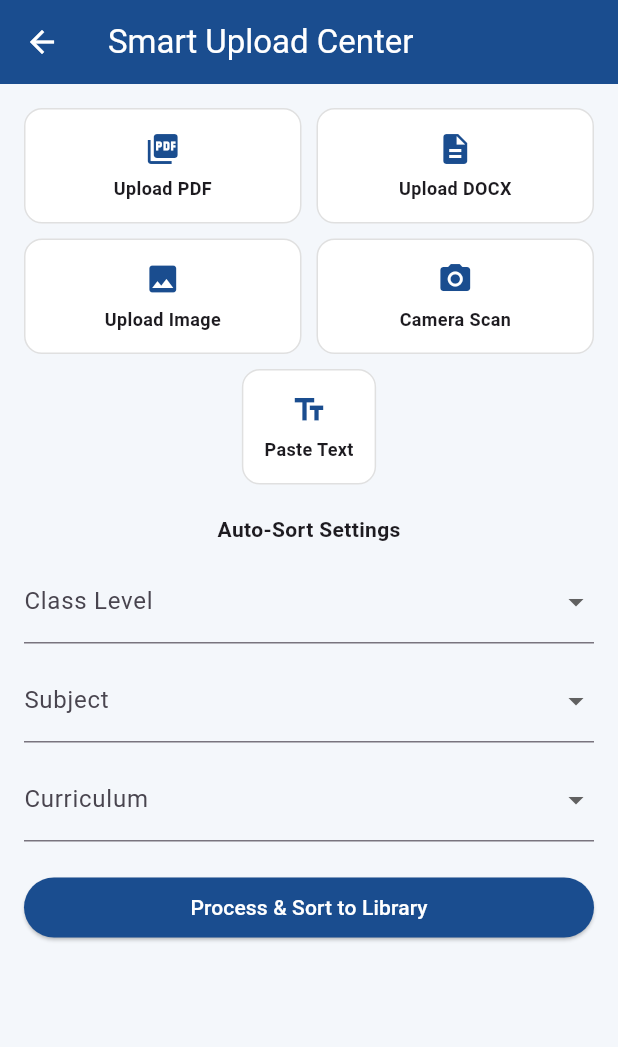
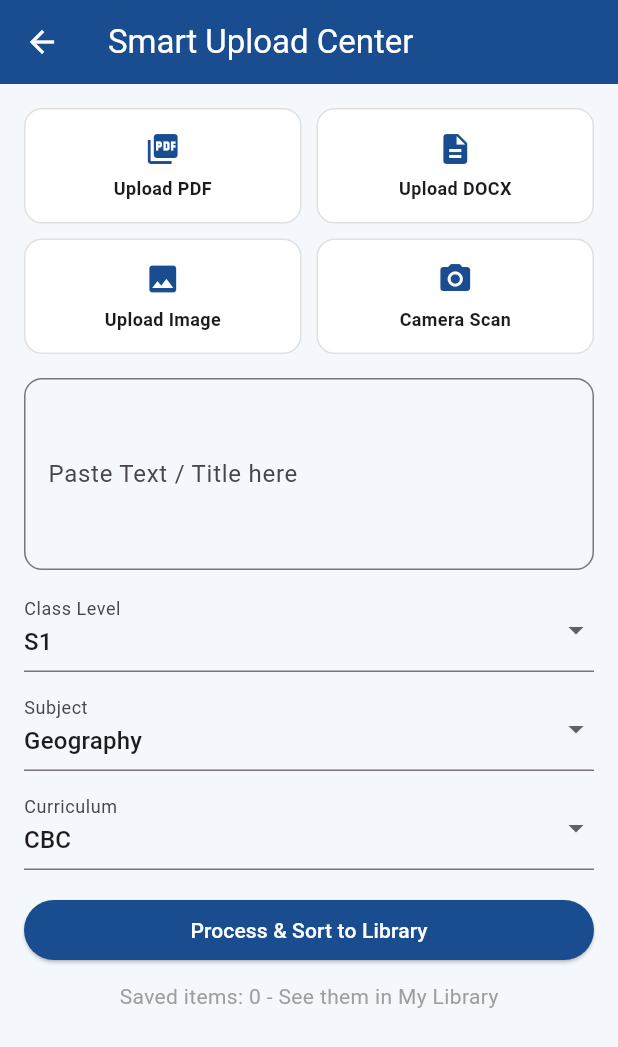
Before and after one commit to mugulithomas93-oss/mtrdf-2026-ai, a Flutter app: the UploadScreen screen opened directly, on a phone screen of 412 x 824 dp. Shown: the top 1047 px of the screen. Run offline on Flutter 3.47's test engine with Material 3 defaults, Android fonts, the phone set to English and light mode, and no system bars.

Commit message:
Update main.dart

```diff
--- a/lib/main.dart
+++ b/lib/main.dart
@@ -15,23 +15,21 @@ class MTRDFAIApp extends StatelessWidget {
   }
 }
 
-// ================= SPLASH =================
+// Global Library - so Upload and Library share same items
+List<String> myLibrary = [];
+
 class SplashScreen extends StatelessWidget {
   const SplashScreen({super.key});
   @override
   Widget build(BuildContext context) {
     return Scaffold(
       backgroundColor: Colors.white,
-      body: SafeArea(
-        child: Padding(
-          padding: const EdgeInsets.all(20),
+      body: SafeArea(child: Padding(padding: const EdgeInsets.all(20),
         child: Column(children: [
           const SizedBox(height: 20),
-            Container(width: 90, height: 90,
-              decoration: BoxDecoration(color: const Color(0xFF1A4D8F), borderRadius: BorderRadius.circular(45), border: Border.all(color: const Color(0xFFFFC107), width: 3)),
-              child: const Center(child: Text('@\nmugThomas', textAlign: TextAlign.center, style: TextStyle(color: Colors.white, fontWeight: FontWeight.bold, fontSize: 16)))),
+          Container(width: 90, height: 90, decoration: BoxDecoration(color: const Color(0xFF1A4D8F), borderRadius: BorderRadius.circular(45), border: Border.all(color: const Color(0xFFFFC107), width: 3)),
+            child: const Center(child: Text('@\nmugThomas', textAlign: TextAlign.center, style: TextStyle(color: Colors.white, fontWeight: FontWeight.bold)))),
           const SizedBox(height: 12),
-            const Text('Research and Development Foundation', textAlign: TextAlign.center, style: TextStyle(fontSize: 13, color: Colors.grey, fontWeight: FontWeight.bold)),
           const Text('MTRDF - 2026 AI', style: TextStyle(fontSize: 28, fontWeight: FontWeight.w900, color: Color(0xFF1A4D8F))),
           const Text('EDUCATIONAL APP', style: TextStyle(letterSpacing: 2, fontWeight: FontWeight.bold, color: Color(0xFFFFC107))),
           const SizedBox(height: 8),
@@ -48,85 +46,94 @@ class SplashScreen extends StatelessWidget {
               const SizedBox(height: 12),
               SizedBox(width: double.infinity, child: ElevatedButton(style: ElevatedButton.styleFrom(backgroundColor: const Color(0xFF1A4D8F), padding: const EdgeInsets.symmetric(vertical: 14)),
                 onPressed: () => Navigator.push(context, MaterialPageRoute(builder: (_) => const HomeScreen())), child: const Text('LOGIN', style: TextStyle(color: Colors.white, fontWeight: FontWeight.bold)))),
-                const SizedBox(height: 8),
-                OutlinedButton(onPressed: () => Navigator.push(context, MaterialPageRoute(builder: (_) => const HomeScreen())), child: const Text('Continue with Email')),
             ])),
-            const SizedBox(height: 10),
-            const Text('Material Design 3 Interface • Uganda', style: TextStyle(fontSize: 11, color: Colors.grey)),
-          ]),
-        ),
-      ),
+        ]))),
     );
   }
 }
 
-// ================= HOME =================
 class HomeScreen extends StatelessWidget {
   const HomeScreen({super.key});
   Widget menuCard(BuildContext context, String title, String sub, Color color, IconData icon, Widget page) {
-    return GestureDetector(
-      onTap: () => Navigator.push(context, MaterialPageRoute(builder: (_) => page)),
+    return GestureDetector(onTap: () => Navigator.push(context, MaterialPageRoute(builder: (_) => page)),
       child: Container(padding: const EdgeInsets.all(14), decoration: BoxDecoration(color: Colors.white, borderRadius: BorderRadius.circular(16), boxShadow: [BoxShadow(color: Colors.black.withOpacity(0.05), blurRadius: 8)]),
         child: Column(crossAxisAlignment: CrossAxisAlignment.start, children: [
           CircleAvatar(backgroundColor: color, child: Icon(icon, color: Colors.white)),
-          const SizedBox(height: 10),
-          Text(title, style: const TextStyle(fontWeight: FontWeight.bold)),
-          Text(sub, style: const TextStyle(fontSize: 12, color: Colors.grey)),
-        ])),
-    );
+          const SizedBox(height: 10), Text(title, style: const TextStyle(fontWeight: FontWeight.bold)), Text(sub, style: const TextStyle(fontSize: 12, color: Colors.grey)),
+        ])));
   }
   @override
   Widget build(BuildContext context) {
-    return Scaffold(
-      appBar: AppBar(title: const Text('Jambo, Teacher 👋'), backgroundColor: const Color(0xFF1A4D8F), foregroundColor: Colors.white),
+    return Scaffold(appBar: AppBar(title: const Text('Jambo, Teacher 👋'), backgroundColor: const Color(0xFF1A4D8F), foregroundColor: Colors.white),
       body: Padding(padding: const EdgeInsets.all(16),
         child: GridView.count(crossAxisCount: 2, crossAxisSpacing: 12, mainAxisSpacing: 12, children: [
           menuCard(context, 'Smart Upload', 'PDF / DOCX / Image', Colors.blue, Icons.upload_file, const UploadScreen()),
-          menuCard(context, 'My Organized Library', 'S1 - S6 Sorted', Colors.green, Icons.folder, const UploadScreen()),
-          menuCard(context, 'My Saved Resources', 'Lesson Plans', Colors.orange, Icons.bookmark, const UploadScreen()),
+          menuCard(context, 'My Organized Library', 'S1 - S6 Sorted', Colors.green, Icons.folder, const LibraryScreen()),
+          menuCard(context, 'My Saved Resources', 'Lesson Plans', Colors.orange, Icons.bookmark, const LibraryScreen()),
           menuCard(context, 'AI Studio', 'Summarize • Tests', const Color(0xFF7B1FA2), Icons.auto_awesome, const AIStudioScreen()),
           menuCard(context, 'AI Research', 'UNEB • CBC', Colors.red, Icons.search, const AIStudioScreen()),
           menuCard(context, 'Mwalimu Guide', 'Teacher Help', Colors.teal, Icons.school, const AIStudioScreen()),
           menuCard(context, 'Performance Tracker', 'Marks • Progress', Colors.indigo, Icons.bar_chart, const AIStudioScreen()),
-        ])),
-    );
+        ])));
   }
 }
 
-// ================= UPLOAD =================
-class UploadScreen extends StatelessWidget {
+// ================= UPLOAD - NOW WORKING =================
+class UploadScreen extends StatefulWidget {
   const UploadScreen({super.key});
+  @override
+  State<UploadScreen> createState() => _UploadScreenState();
+}
+class _UploadScreenState extends State<UploadScreen> {
+  String level = 'S1'; String subject = 'Geography'; String curriculum = 'CBC';
+  final textController = TextEditingController();
+  void save(String type) {
+    if (textController.text.trim().isEmpty) {
+      ScaffoldMessenger.of(context).showSnackBar(const SnackBar(content: Text('First paste text / title below')));
+      return;
+    }
+    myLibrary.add('$subject • $level • $curriculum • $type: ${textController.text}');
+    ScaffoldMessenger.of(context).showSnackBar(const SnackBar(content: Text('✅ Saved to Library!')));
+    setState(() { textController.clear(); });
+  }
   @override
   Widget build(BuildContext context) {
     return Scaffold(appBar: AppBar(title: const Text('Smart Upload Center'), backgroundColor: const Color(0xFF1A4D8F), foregroundColor: Colors.white),
-      body: Padding(padding: const EdgeInsets.all(16),
+      body: SingleChildScrollView(padding: const EdgeInsets.all(16),
         child: Column(children: [
-          Row(children: [Expanded(child: _btn(Icons.picture_as_pdf, 'Upload PDF')), const SizedBox(width: 10), Expanded(child: _btn(Icons.description, 'Upload DOCX'))]),
+          Row(children: [Expanded(child: _typeBtn(Icons.picture_as_pdf, 'Upload PDF', 'PDF')), const SizedBox(width: 10), Expanded(child: _typeBtn(Icons.description, 'Upload DOCX', 'DOCX'))]),
           const SizedBox(height: 10),
-          Row(children: [Expanded(child: _btn(Icons.image, 'Upload Image')), const SizedBox(width: 10), Expanded(child: _btn(Icons.camera_alt, 'Camera Scan'))]),
+          Row(children: [Expanded(child: _typeBtn(Icons.image, 'Upload Image', 'Image')), const SizedBox(width: 10), Expanded(child: _typeBtn(Icons.camera_alt, 'Camera Scan', 'Scan'))]),
+          const SizedBox(height: 16),
+          TextField(controller: textController, maxLines: 4, decoration: InputDecoration(labelText: 'Paste Text / Title here', hintText: 'e.g. Ways of studying geography', border: OutlineInputBorder(borderRadius: BorderRadius.circular(12)))),
+          const SizedBox(height: 12),
+          DropdownButtonFormField<String>(value: level, decoration: const InputDecoration(labelText: 'Class Level'), items: ['S1','S2','S3','S4','S5','S6'].map((e) => DropdownMenuItem(value: e, child: Text(e))).toList(), onChanged: (v) => setState(() => level = v!)),
           const SizedBox(height: 10),
-          _btn(Icons.text_fields, 'Paste Text'),
-          const SizedBox(height: 20),
-          const Text('Auto-Sort Settings', style: TextStyle(fontWeight: FontWeight.bold)),
+          DropdownButtonFormField<String>(value: subject, decoration: const InputDecoration(labelText: 'Subject'), items: ['Geography','History'].map((e) => DropdownMenuItem(value: e, child: Text(e))).toList(), onChanged: (v) => setState(() => subject = v!)),
           const SizedBox(height: 10),
-          DropdownButtonFormField<String>(decoration: const InputDecoration(labelText: 'Class Level'), items: ['S1','S2','S3','S4','S5','S6'].map((e) => DropdownMenuItem(value: e, child: Text(e))).toList(), onChanged: (_) {}),
+          DropdownButtonFormField<String>(value: curriculum, decoration: const InputDecoration(labelText: 'Curriculum'), items: ['CBC','Old Curriculum'].map((e) => DropdownMenuItem(value: e, child: Text(e))).toList(), onChanged: (v) => setState(() => curriculum = v!)),
+          const SizedBox(height: 16),
+          SizedBox(width: double.infinity, child: ElevatedButton(style: ElevatedButton.styleFrom(backgroundColor: const Color(0xFF1A4D8F)), onPressed: () => save('Paste Text'), child: const Text('Process & Sort to Library', style: TextStyle(color: Colors.white)))),
           const SizedBox(height: 10),
-          DropdownButtonFormField<String>(decoration: const InputDecoration(labelText: 'Subject'), items: ['Geography','History'].map((e) => DropdownMenuItem(value: e, child: Text(e))).toList(), onChanged: (_) {}),
-          const SizedBox(height: 10),
-          DropdownButtonFormField<String>(decoration: const InputDecoration(labelText: 'Curriculum'), items: ['CBC','Old Curriculum'].map((e) => DropdownMenuItem(value: e, child: Text(e))).toList(), onChanged: (_) {}),
-          const SizedBox(height: 20),
-          SizedBox(width: double.infinity, child: ElevatedButton(style: ElevatedButton.styleFrom(backgroundColor: const Color(0xFF1A4D8F)), onPressed: () {
-            ScaffoldMessenger.of(context).showSnackBar(const SnackBar(content: Text('Saved to Library! Coming in next update - file picker')));
-          }, child: const Text('Process & Sort to Library', style: TextStyle(color: Colors.white)))),
-        ])),
-    );
+          Text('Saved items: ${myLibrary.length} - See them in My Library', style: const TextStyle(color: Colors.grey)),
+        ])));
   }
-  Widget _btn(IconData icon, String label) {
-    return Container(padding: const EdgeInsets.all(14), decoration: BoxDecoration(color: Colors.white, borderRadius: BorderRadius.circular(12), border: Border.all(color: Colors.grey.shade300)), child: Column(children: [Icon(icon, color: const Color(0xFF1A4D8F)), const SizedBox(height: 6), Text(label, style: const TextStyle(fontSize: 12, fontWeight: FontWeight.bold))]));
+  Widget _typeBtn(IconData icon, String label, String type) {
+    return GestureDetector(onTap: () => save(type), child: Container(padding: const EdgeInsets.all(14), decoration: BoxDecoration(color: Colors.white, borderRadius: BorderRadius.circular(12), border: Border.all(color: Colors.grey.shade300)), child: Column(children: [Icon(icon, color: const Color(0xFF1A4D8F)), const SizedBox(height: 6), Text(label, style: const TextStyle(fontSize: 12, fontWeight: FontWeight.bold))])));
   }
 }
 
-// ================= AI STUDIO - NOW WORKING =================
+class LibraryScreen extends StatelessWidget {
+  const LibraryScreen({super.key});
+  @override
+  Widget build(BuildContext context) {
+    return Scaffold(appBar: AppBar(title: const Text('My Organized Library'), backgroundColor: const Color(0xFF1A4D8F), foregroundColor: Colors.white),
+      body: myLibrary.isEmpty ? const Center(child: Text('No items yet.\nGo to Smart Upload and save one.', textAlign: TextAlign.center)) :
+      ListView.builder(itemCount: myLibrary.length, itemBuilder: (_, i) => Card(child: ListTile(leading: const Icon(Icons.folder, color: Color(0xFF1A4D8F)), title: Text(myLibrary[i])))));
+  }
+}
+
+// ================= AI STUDIO =================
 class AIStudioScreen extends StatelessWidget {
   const AIStudioScreen({super.key});
   @override
@@ -138,24 +145,17 @@ class AIStudioScreen extends StatelessWidget {
       ['Solve UNEB Questions', Icons.quiz, Colors.red],
       ['Create Tests', Icons.edit_note, Colors.purple],
     ];
-    return Scaffold(
-      appBar: AppBar(title: const Text('AI Research Studio'), backgroundColor: const Color(0xFF1A4D8F), foregroundColor: Colors.white),
+    return Scaffold(appBar: AppBar(title: const Text('AI Research Studio'), backgroundColor: const Color(0xFF1A4D8F), foregroundColor: Colors.white),
       body: Padding(padding: const EdgeInsets.all(16),
         child: Column(children: [
           TextField(decoration: InputDecoration(hintText: 'Start New AI Task...', prefixIcon: const Icon(Icons.search), border: OutlineInputBorder(borderRadius: BorderRadius.circular(30)))),
           const SizedBox(height: 16),
-          ...tasks.map((t) => Card(child: ListTile(
-            leading: CircleAvatar(backgroundColor: t[2] as Color, child: Icon(t[1] as IconData, color: Colors.white)),
-            title: Text(t[0] as String),
-            trailing: const Icon(Icons.arrow_forward_ios, size: 16),
-            onTap: () => Navigator.push(context, MaterialPageRoute(builder: (_) => AITaskScreen(title: t[0] as String, color: t[2] as Color))),
-          ))).toList(),
-        ])),
-    );
+          ...tasks.map((t) => Card(child: ListTile(leading: CircleAvatar(backgroundColor: t[2] as Color, child: Icon(t[1] as IconData, color: Colors.white)), title: Text(t[0] as String), trailing: const Icon(Icons.arrow_forward_ios, size: 16),
+            onTap: () => Navigator.push(context, MaterialPageRoute(builder: (_) => AITaskScreen(title: t[0] as String, color: t[2] as Color)))))).toList(),
+        ])));
   }
 }
 
-// ================= AI TASK DETAIL =================
 class AITaskScreen extends StatefulWidget {
   final String title; final Color color;
   const AITaskScreen({super.key, required this.title, required this.color});
@@ -165,44 +165,43 @@ class AITaskScreen extends StatefulWidget {
 
 class _AITaskScreenState extends State<AITaskScreen> {
   final inputController = TextEditingController();
-  String output = '';
-  bool loading = false;
+  String output = ''; bool loading = false;
 
   String generate(String title, String input) {
-    if (input.trim().isEmpty) return 'Please paste or type your topic / question first.';
+    final low = input.toLowerCase();
+    if (input.trim().isEmpty) return 'Please paste or type your topic first.';
+    // SPECIAL CASE - Ways of studying Geography
+    if (low.contains('ways') && low.contains('geography')) {
+      if (title.contains('Create Tests')) {
+        return '📝 TEST - Ways of Studying Geography\n\n1. Define Geography. (2 marks)\n2. State FOUR ways of studying Geography. (4 marks)\n   - Fieldwork / Field study\n   - Observation\n   - Use of Maps, Photographs, Charts\n   - Use of Statistics / Data\n   - Experiments / Practical work\n3. Explain TWO advantages of Fieldwork. (4 marks)\n4. Why is observation important in Geography? (3 marks)\n5. Give TWO examples of how maps help in studying Geography. (2 marks)\n\nTotal: 15 marks\n\nMARKING GUIDE:\nQ2: 1 mark each method. Q3: 2 marks per advantage + example.';
+      }
       if (title.contains('Summarize')) {
-      return '📝 SUMMARY NOTES\n\nTopic: $input\n\n• Key Point 1: Definition and meaning of $input\n• Key Point 2: Main causes / factors\n• Key Point 3: Effects / importance in Uganda\n• Key Point 4: Examples from East Africa\n• Key Point 5: Conclusion for learners\n\nRemember: Use this for revision in class.';
+        return '📝 SUMMARY - Ways of Studying Geography\n\nGeography is the study of the earth and how people relate to it.\n\nWAYS:\n1. Fieldwork - Going out to see rivers, hills, markets\n2. Observation - Watching and recording what you see\n3. Maps & Photographs - Reading maps, aerial photos\n4. Statistics - Using numbers, rainfall figures, population data\n5. Experiments - Testing soil, water in class\n\nWhy important? Makes learning real, not just theory.';
       }
       if (title.contains('Lesson Plan')) {
-      return '📚 CBC LESSON PLAN\n\nSubject: Geography / History\nTopic: $input\nClass: S1 - S4 | Period: 80 mins\n\nLEARNING OUTCOME:\nBy end of lesson, learners should explain $input.\n\nINTRODUCTION (10 mins):\nAsk learners what they know about $input.\n\nDEVELOPMENT (50 mins):\n1. Define $input\n2. Discuss causes / factors\n3. Group activity - learners give examples\n4. Teacher guides and corrects\n\nASSESSMENT (20 mins):\n- Oral questions\n- Written exercise: Explain 3 points about $input\n\nVALUES: Love, Respect, Hard work';
+        return '📚 CBC LESSON PLAN - Ways of Studying Geography\n\nClass: S1 | 80 mins\nOUTCOME: Learners state and use ways of studying Geography.\n\nINTRO (10m): Ask - How do we learn about our village?\nDEVELOPMENT (50m):\n- Explain 5 ways: Fieldwork, Observation, Maps, Statistics, Experiments\n- Group work: Each group demonstrates one way\n- Show a map of Uganda and a photo\nASSESSMENT (20m): List 4 ways + give 1 example each.';
       }
-    if (title.contains('Video')) {
-      return '🎬 VIDEO SCRIPT\n\nTitle: Understanding $input\n\nScene 1: Hook - Ask a question about $input\nScene 2: Explain with a map / picture\nScene 3: Give 3 real Uganda examples\nScene 4: Quick quiz for learners\nScene 5: Summary + homework\n\nTip: Record with your phone, 5-7 minutes only.';
     }
-    if (title.contains('UNEB')) {
-      return '✅ UNEB SOLUTION GUIDE\n\nQuestion: $input\n\nSTEP 1: Understand - What is the question asking?\nSTEP 2: Define key terms in $input\nSTEP 3: Give 4 well-explained points:\n1. Point + Explanation + Example\n2. Point + Explanation + Example\n3. Point + Explanation + Example\n4. Point + Explanation + Example\nSTEP 4: Conclusion linking to Uganda / East Africa\n\nMarking tip: Each point = 2 marks if explained with example.';
-    }
-    return '📝 TEST - $input\n\n1. Define $input. (2 marks)\n2. State THREE causes / factors of $input. (3 marks)\n3. Explain TWO effects of $input in Uganda. (4 marks)\n4. Give TWO examples of $input in East Africa. (2 marks)\n5. Why is $input important to learners? (4 marks)\n\nTotal: 15 marks\n\nANSWERS FOR TEACHER:\nUse the notes above. Award marks for correct points + examples.';
+    // GENERIC SMART TEMPLATES
+    if (title.contains('Summarize')) return '📝 SUMMARY NOTES\n\nTopic: $input\n\n• What it means: Definition of $input\n• Main points / Methods / Factors\n• Examples from Uganda & East Africa\n• Importance to learners\n• Conclusion for revision';
+    if (title.contains('Lesson Plan')) return '📚 CBC LESSON PLAN\n\nTopic: $input\nClass: S1-S4 | 80 mins\n\nOUTCOME: Learners should explain $input.\n\nINTRO (10m): Ask what learners know.\nDEVELOPMENT (50m): Define, explain 4 points, group activity, examples.\nASSESSMENT (20m): Oral + written: Explain 3 points about $input.\n\nVALUES: Love, Respect, Hard work';
+    if (title.contains('Video')) return '🎬 VIDEO SCRIPT - $input\n\nScene 1: Hook question\nScene 2: Explain with map / picture\nScene 3: 3 Uganda examples\nScene 4: Quick quiz\nScene 5: Summary + homework\n\nTip: 5-7 minutes only.';
+    if (title.contains('UNEB')) return '✅ UNEB SOLUTION - $input\n\nSTEP 1: Understand the question\nSTEP 2: Define key terms\nSTEP 3: Give 4 points, each with Explanation + Example from Uganda\nSTEP 4: Conclusion\n\nMarking: Each explained point = 2 marks.';
+    return '📝 TEST - $input\n\n1. Define $input. (2 marks)\n2. State FOUR key points about $input. (4 marks)\n3. Explain TWO importance / advantages of $input. (4 marks)\n4. Give TWO examples of $input in Uganda. (2 marks)\n5. Explain ONE challenge related to $input. (3 marks)\n\nTotal: 15 marks';
   }
 
   @override
   Widget build(BuildContext context) {
-    return Scaffold(
-      appBar: AppBar(title: Text(widget.title), backgroundColor: widget.color, foregroundColor: Colors.white),
+    return Scaffold(appBar: AppBar(title: Text(widget.title), backgroundColor: widget.color, foregroundColor: Colors.white),
       body: Padding(padding: const EdgeInsets.all(16),
         child: Column(children: [
-          TextField(controller: inputController, maxLines: 4, decoration: InputDecoration(labelText: 'Paste topic / question / text here', hintText: 'e.g. Causes of soil erosion in Uganda', border: OutlineInputBorder(borderRadius: BorderRadius.circular(12)))),
+          TextField(controller: inputController, maxLines: 4, decoration: InputDecoration(labelText: 'Paste topic / question here', hintText: 'e.g. Ways of studying geography', border: OutlineInputBorder(borderRadius: BorderRadius.circular(12)))),
           const SizedBox(height: 12),
           SizedBox(width: double.infinity, child: ElevatedButton(style: ElevatedButton.styleFrom(backgroundColor: widget.color, padding: const EdgeInsets.symmetric(vertical: 14)),
-            onPressed: () {
-              setState(() { loading = true; });
-              Future.delayed(const Duration(seconds: 1), () {
-                setState(() { output = generate(widget.title, inputController.text); loading = false; });
-              });
-            }, child: loading ? const CircularProgressIndicator(color: Colors.white) : const Text('Generate with MTRDF AI', style: TextStyle(color: Colors.white, fontWeight: FontWeight.bold)))),
+            onPressed: () { setState(() => loading = true); Future.delayed(const Duration(seconds: 1), () { setState(() { output = generate(widget.title, inputController.text); loading = false; }); }); },
+            child: loading ? const CircularProgressIndicator(color: Colors.white) : const Text('Generate with MTRDF AI', style: TextStyle(color: Colors.white, fontWeight: FontWeight.bold)))),
           const SizedBox(height: 16),
           Expanded(child: SingleChildScrollView(child: Container(width: double.infinity, padding: const EdgeInsets.all(16), decoration: BoxDecoration(color: Colors.white, borderRadius: BorderRadius.circular(12)), child: Text(output.isEmpty ? 'Your result will appear here...' : output, style: const TextStyle(fontSize: 15, height: 1.5))))),
-        ])),
-    );
+        ])));
   }
 }
```
Lines whose indentation alone changed are shown as unchanged.
